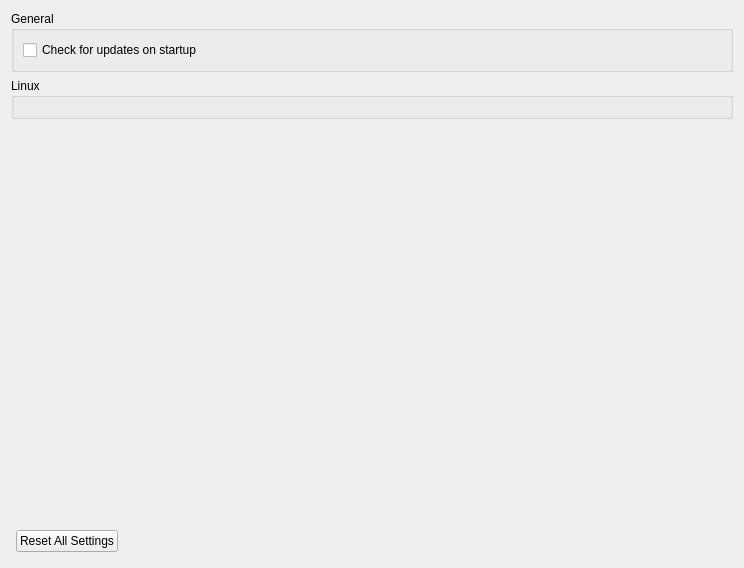
This is src/citron/configuration/configure_general.ui in citron-neo/emulator as Qt 5 draws it before an edit. The edited form follows.
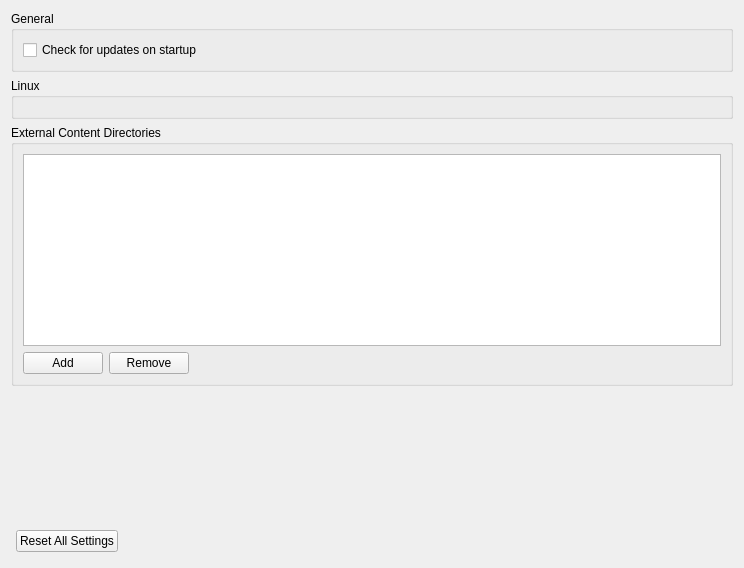
This is the edited form.

Commit message: feat(FS): Add Ability to Read/Use Updates/DLC from External Directories

```diff
--- a/src/citron/configuration/configure_general.ui
+++ b/src/citron/configuration/configure_general.ui
@@ -80,6 +80,53 @@
        </layout>
       </widget>
      </item>
+     <item>
+      <widget class="QGroupBox" name="ExternalContentGroupBox">
+       <property name="title">
+        <string>External Content Directories</string>
+       </property>
+       <layout class="QVBoxLayout" name="ExternalContentVerticalLayout">
+        <item>
+         <widget class="QListWidget" name="external_content_list">
+          <property name="alternatingRowColors">
+           <bool>true</bool>
+          </property>
+         </widget>
+        </item>
+        <item>
+         <layout class="QHBoxLayout" name="ExternalContentButtonsLayout">
+          <item>
+           <widget class="QPushButton" name="button_add_external_content">
+            <property name="text">
+             <string>Add</string>
+            </property>
+           </widget>
+          </item>
+          <item>
+           <widget class="QPushButton" name="button_remove_external_content">
+            <property name="text">
+             <string>Remove</string>
+            </property>
+           </widget>
+          </item>
+          <item>
+           <spacer name="horizontalSpacer_ExternalContent">
+            <property name="orientation">
+             <enum>Qt::Horizontal</enum>
+            </property>
+            <property name="sizeHint" stdset="0">
+             <size>
+              <width>40</width>
+              <height>20</height>
+             </size>
+            </property>
+           </spacer>
+          </item>
+         </layout>
+        </item>
+       </layout>
+      </widget>
+     </item>
      <item>
       <spacer name="verticalSpacer">
        <property name="orientation">
```
The commit also changes 14 other files.
